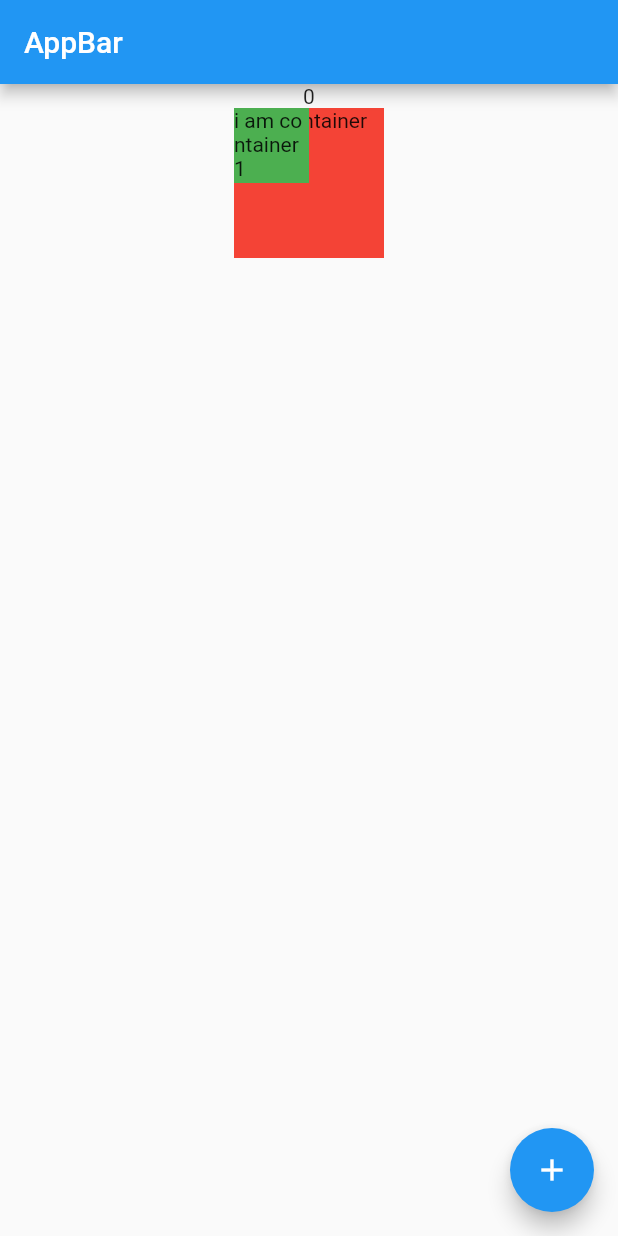
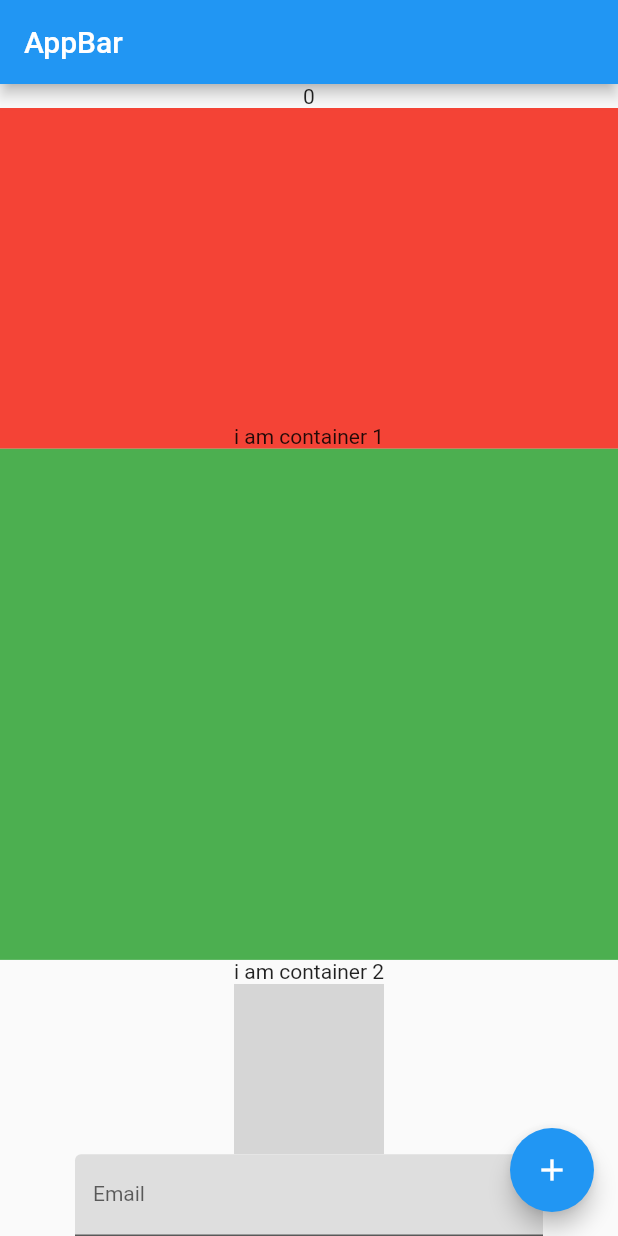
Before and after one commit to sameerq08/practice_tutor, a Flutter app: the screen it shows after launch, on a phone screen of 412 x 824 dp. Run offline on Flutter 3.47's test engine with Material 2 defaults, Android fonts, the phone set to English and light mode, and no system bars; network calls fail; grey boxes are pictures that could not be loaded.

Commit message:
"TextFormField"

```diff
--- a/lib/main.dart
+++ b/lib/main.dart
@@ -22,22 +22,52 @@ class _MyAppState extends State<MyApp> {
           title: const Text('AppBar'),
         ),
         body: Column(
+          mainAxisAlignment: MainAxisAlignment.start,
           children: [
             SafeArea(child: Center(child: Text(x.toString()))),
-            Stack(children: [
-              Container(
+            Expanded(
+              flex: 2,
+              child: Container(
+                alignment: Alignment.bottomCenter,
                 color: Colors.red,
-                height: 100,
-                width: 100,
+                //height: 100,
+                //width: 100,
                 child: const Text('i am container 1'),
               ),
-              Container(
+            ),
+            Expanded(
+              flex: 3,
+              child: Container(
                 color: Colors.green,
-                width: 50,
-                height: 50,
-                child: const Text('i am container 1'),
               ),
-            ]),
+            ),
+            const Text('i am container 2'),
+            const Expanded(
+              child: CircleAvatar(
+                radius: 50,
+                backgroundColor: Colors.teal,
+                backgroundImage: NetworkImage(
+                    'https://t4.ftcdn.net/jpg/02/05/24/35/360_F_205243571_r9FJ3PkeQrT5uJqihOdu6yVvdtN4TkZA.jpg'),
+                //child: Icon(Icons.person),
+              ),
+            ),
+            Padding(
+              padding: const EdgeInsets.symmetric(horizontal: 50),
+              child: TextFormField(
+                cursorRadius: const Radius.circular(30),
+                keyboardType: TextInputType.emailAddress,
+                style: const TextStyle(fontSize: 14, color: Colors.black),
+                decoration: InputDecoration(
+                  fillColor: Colors.grey.withOpacity(0.3),
+                  filled: true,
+                  hintText: 'Email',
+                  labelText: 'Email',
+                ),
+                onChanged: (value) {
+                  print(value);
+                },
+              ),
+            )
           ],
         ),
         floatingActionButton: FloatingActionButton(
```
Also changed, not shown: 1 other file.
